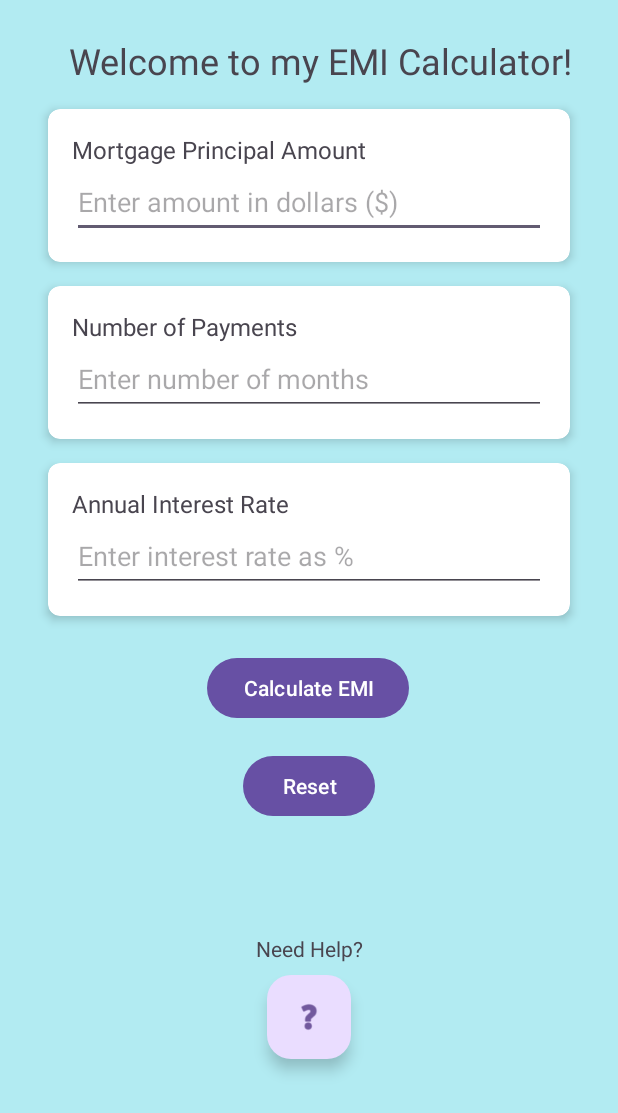
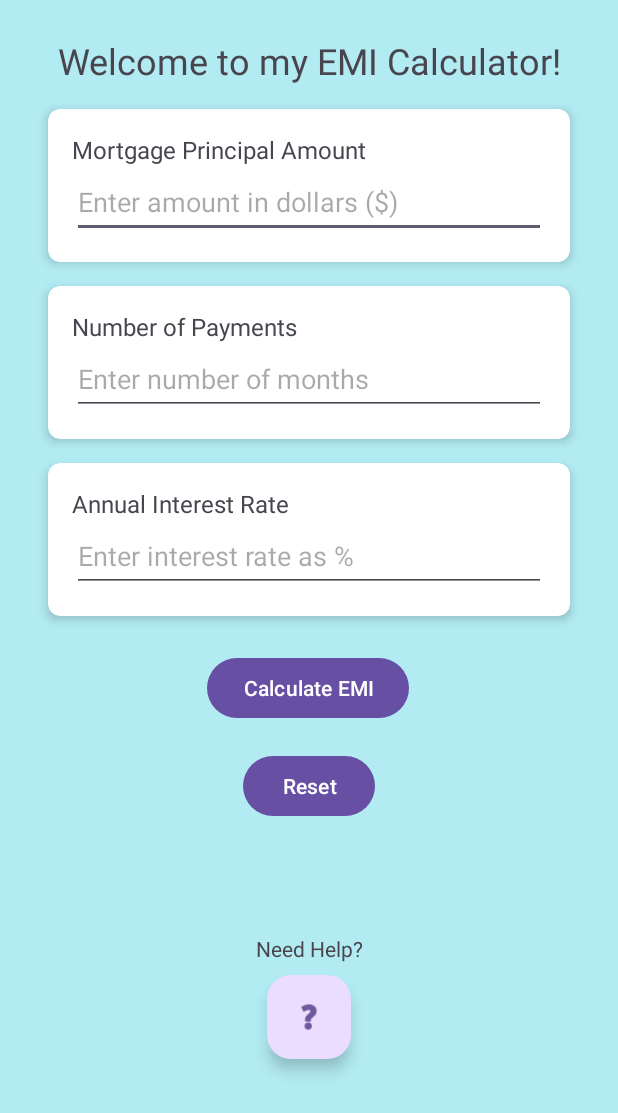
Before and after one commit to danielgrewal/SOFE4640, an Android app: the screen it shows after launch (MainActivity), on a phone screen of 412 x 824 dp. Shown: the top 1113 px of the screen. Run offline under Robolectric (Android 15) with nearby library versions, the phone set to English and light mode, and no system bars.

Commit message:
updated position of label on main activity

```diff
--- a/app/src/main/res/layout/activity_main.xml
+++ b/app/src/main/res/layout/activity_main.xml
@@ -17,9 +17,9 @@
             android:id="@+id/text_Welcome"
             android:layout_width="wrap_content"
             android:layout_height="wrap_content"
-            android:layout_marginStart="176dp"
+            android:layout_marginStart="160dp"
             android:layout_marginTop="8dp"
-            android:layout_marginEnd="161dp"
+            android:layout_marginEnd="160dp"
             android:layout_marginBottom="32dp"
             android:text="@string/label_Welcome"
             android:textSize="24sp"
```
